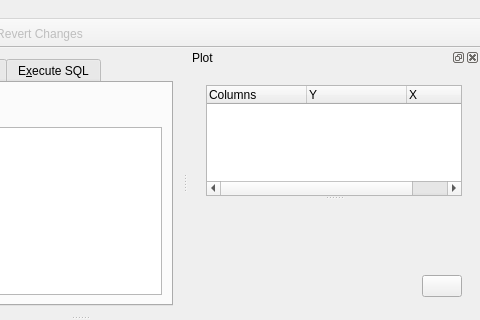
The window that src/MainWindow.ui (sqlitebrowser/sqlitebrowser) describes before a commit, drawn with Qt 5; both pictures show x 320 to 800 and y 0 to 320 of the 800 by 600 pixel window.
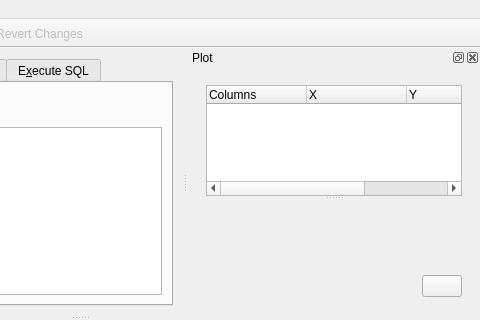
The same window after the commit. Icons and pictures are not drawn. Custom widgets are drawn as their Qt base class.

Commit message:
plot: swap Y and X column
also add a dummy column so the color isn't shown the rest of the row

Patch:
```diff
--- a/src/MainWindow.ui
+++ b/src/MainWindow.ui
@@ -966,7 +966,7 @@
             </sizepolicy>
            </property>
            <property name="columnCount">
-            <number>3</number>
+            <number>4</number>
            </property>
            <attribute name="headerDefaultSectionSize">
             <number>100</number>
@@ -976,16 +976,21 @@
              <string>Columns</string>
             </property>
            </column>
-           <column>
-            <property name="text">
-             <string>Y</string>
-            </property>
-           </column>
            <column>
             <property name="text">
              <string>X</string>
             </property>
            </column>
+           <column>
+            <property name="text">
+             <string>Y</string>
+            </property>
+           </column>
+           <column>
+            <property name="text">
+             <string/>
+            </property>
+           </column>
           </widget>
           <widget class="QCustomPlot" name="plotWidget" native="true">
            <property name="sizePolicy">
```
The commit also changes 1 other file.
